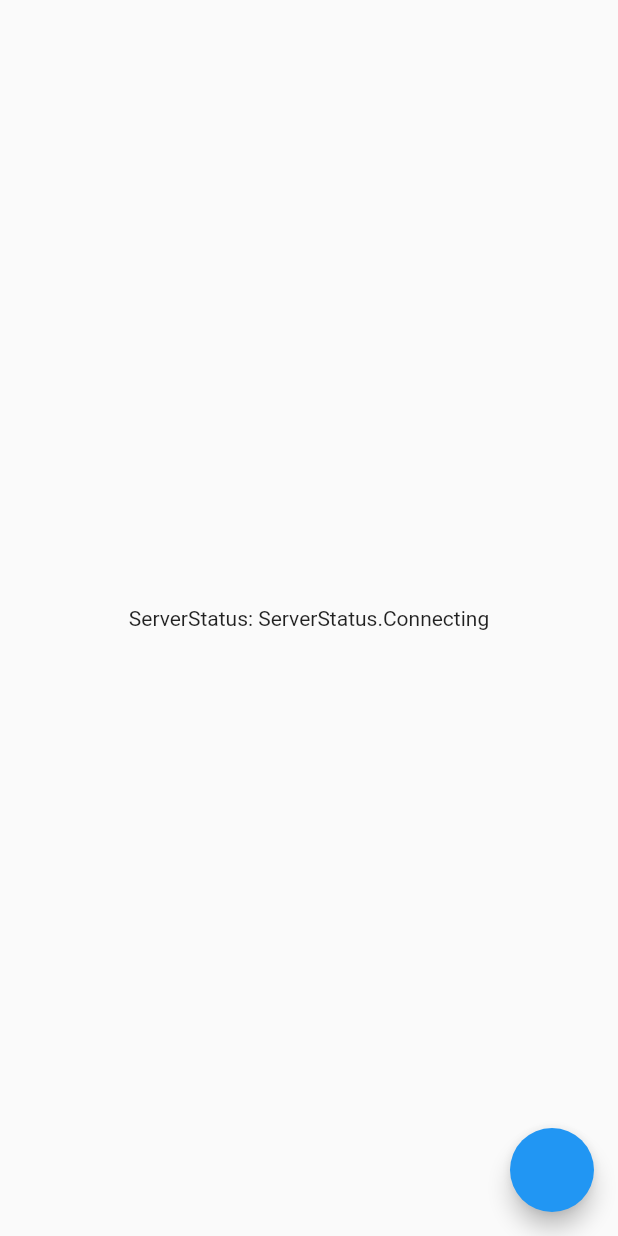
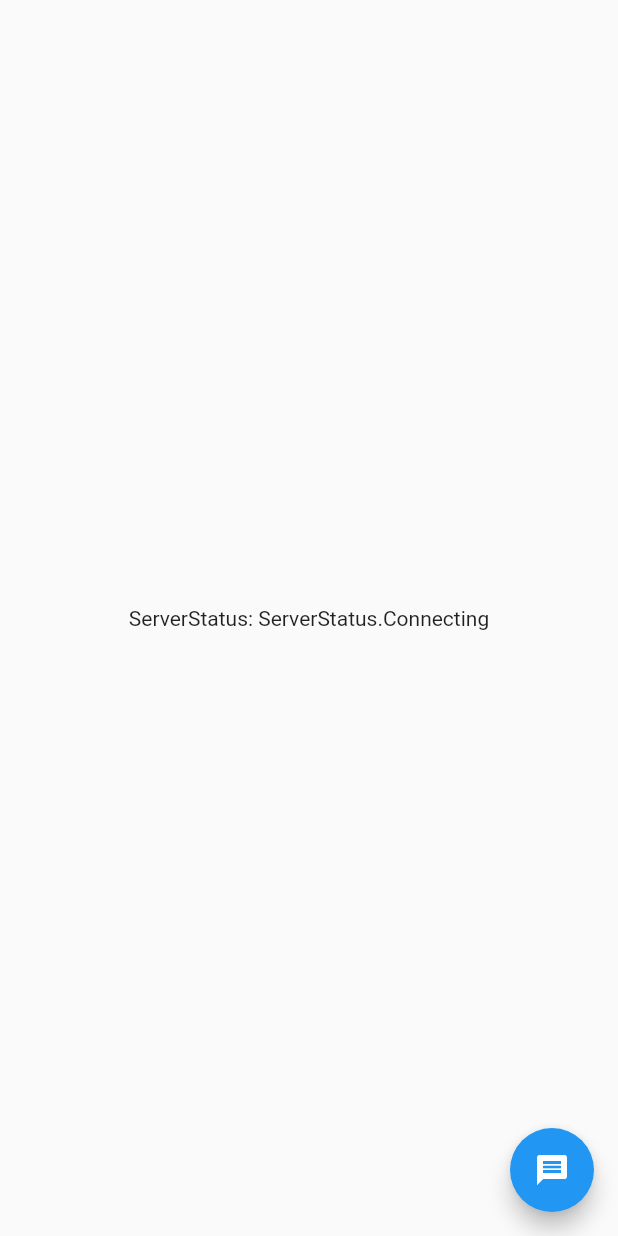
Before and after one commit to rduarte25/band_names_public, a Flutter app: the StatusPage screen opened by its route, on a phone screen of 412 x 824 dp. Run offline on Flutter 3.47's test engine with Material 2 defaults, Android fonts, the phone set to English and light mode, and no system bars; our stand-ins replace socket_io_client.

```diff
--- a/lib/pages/status.dart
+++ b/lib/pages/status.dart
@@ -22,6 +22,7 @@ class StatusPage extends StatelessWidget {
         ),
       ),
       floatingActionButton: FloatingActionButton(
+        child: Icon(Icons.message),
         onPressed: () {  },
       ),
     );
```
